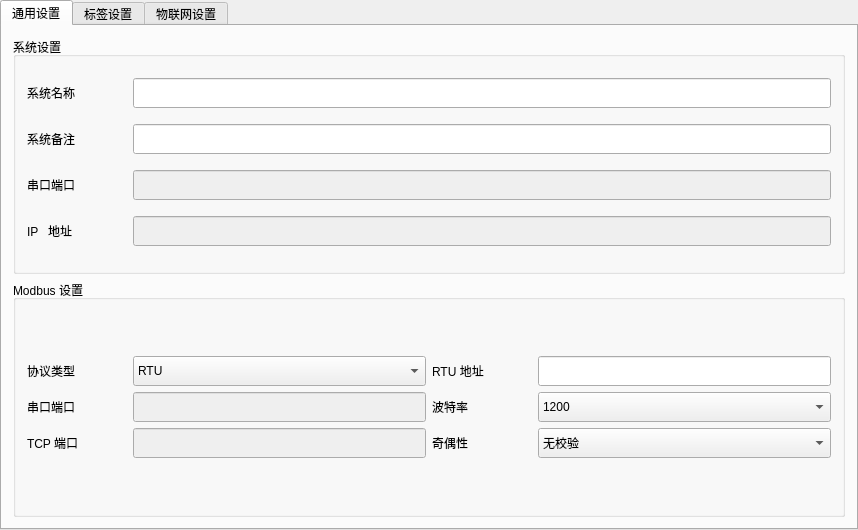
Above: iTmsGui/icfgpanel.ui from fzlgejiao/PTMS before the change. Below: the same form after it.
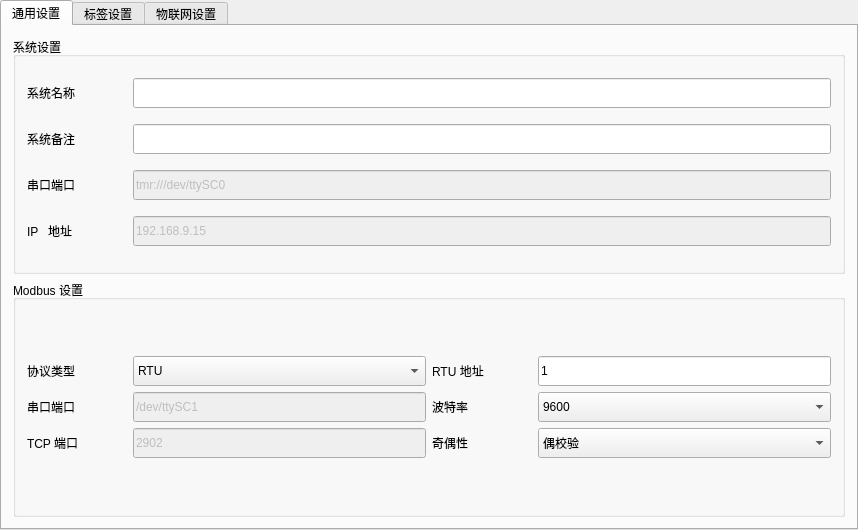
That is the form after the change.

Diff of the .ui file:
```diff
--- a/iTmsGui/icfgpanel.ui
+++ b/iTmsGui/icfgpanel.ui
@@ -115,6 +115,9 @@
            <height>30</height>
           </size>
          </property>
+         <property name="text">
+          <string>tmr:///dev/ttySC0</string>
+         </property>
          <property name="readOnly">
           <bool>true</bool>
          </property>
@@ -144,6 +147,9 @@
            <height>30</height>
           </size>
          </property>
+         <property name="text">
+          <string>192.168.9.15</string>
+         </property>
          <property name="readOnly">
           <bool>true</bool>
          </property>
@@ -214,6 +220,9 @@
              <height>30</height>
             </size>
            </property>
+           <property name="text">
+            <string>1</string>
+           </property>
           </widget>
          </item>
          <item row="1" column="0">
@@ -240,6 +249,9 @@
              <height>30</height>
             </size>
            </property>
+           <property name="text">
+            <string>/dev/ttySC1</string>
+           </property>
            <property name="readOnly">
             <bool>true</bool>
            </property>
@@ -266,6 +278,9 @@
              <height>30</height>
             </size>
            </property>
+           <property name="currentIndex">
+            <number>3</number>
+           </property>
            <item>
             <property name="text">
              <string>1200</string>
@@ -332,6 +347,9 @@
              <height>30</height>
             </size>
            </property>
+           <property name="text">
+            <string>2902</string>
+           </property>
            <property name="readOnly">
             <bool>true</bool>
            </property>
@@ -358,6 +376,9 @@
              <height>30</height>
             </size>
            </property>
+           <property name="currentIndex">
+            <number>1</number>
+           </property>
            <item>
             <property name="text">
              <string>无校验</string>
```
